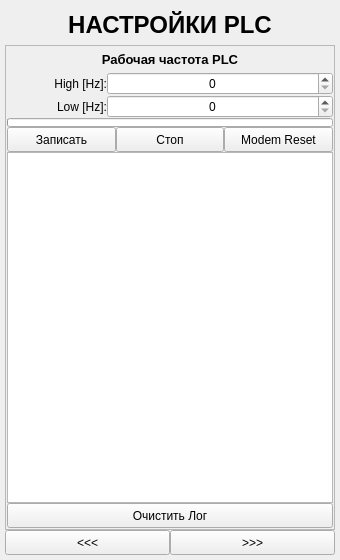
First picture: the form in ANDROID_FORMS/plc_settings_form.ui, repository DavidSiegman/PLC_RF_Configurator, before the edit.
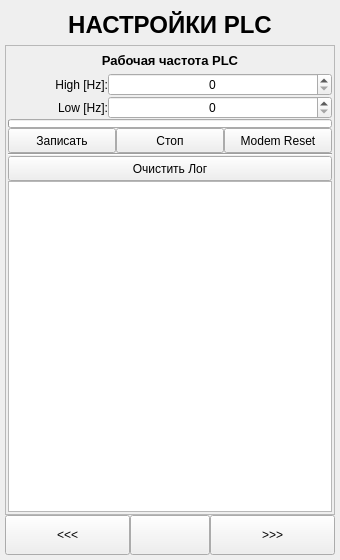
Second picture: the form after the edit. Icons and pictures are not drawn.

What changed in the file:
```diff
--- a/ANDROID_FORMS/plc_settings_form.ui
+++ b/ANDROID_FORMS/plc_settings_form.ui
@@ -73,7 +73,7 @@
         <x>0</x>
         <y>0</y>
         <width>328</width>
-        <height>481</height>
+        <height>466</height>
        </rect>
       </property>
       <layout class="QVBoxLayout" name="verticalLayout">
@@ -81,16 +81,16 @@
         <number>0</number>
        </property>
        <property name="leftMargin">
-        <number>1</number>
+        <number>2</number>
        </property>
        <property name="topMargin">
-        <number>1</number>
+        <number>2</number>
        </property>
        <property name="rightMargin">
-        <number>1</number>
+        <number>2</number>
        </property>
        <property name="bottomMargin">
-        <number>1</number>
+        <number>2</number>
        </property>
        <item>
         <widget class="QLabel" name="label_58">
@@ -378,6 +378,31 @@
          </item>
         </layout>
        </item>
+       <item>
+        <widget class="Line" name="line">
+         <property name="orientation">
+          <enum>Qt::Horizontal</enum>
+         </property>
+        </widget>
+       </item>
+       <item>
+        <widget class="QPushButton" name="ClearConsole">
+         <property name="minimumSize">
+          <size>
+           <width>0</width>
+           <height>25</height>
+          </size>
+         </property>
+         <property name="font">
+          <font>
+           <family>Microsoft YaHei UI</family>
+          </font>
+         </property>
+         <property name="text">
+          <string>Очистить Лог</string>
+         </property>
+        </widget>
+       </item>
        <item>
         <widget class="QPlainTextEdit" name="console">
          <property name="minimumSize">
@@ -394,24 +419,6 @@
          </property>
         </widget>
        </item>
-       <item>
-        <widget class="QPushButton" name="ClearConsole">
-         <property name="minimumSize">
-          <size>
-           <width>0</width>
-           <height>25</height>
-          </size>
-         </property>
-         <property name="font">
-          <font>
-           <family>Microsoft YaHei UI</family>
-          </font>
-         </property>
-         <property name="text">
-          <string>Очистить Лог</string>
-         </property>
-        </widget>
-       </item>
       </layout>
      </widget>
     </widget>
@@ -440,6 +447,44 @@
        </property>
       </widget>
      </item>
+     <item>
+      <widget class="QPushButton" name="btnSettings">
+       <property name="sizePolicy">
+        <sizepolicy hsizetype="Minimum" vsizetype="Minimum">
+         <horstretch>0</horstretch>
+         <verstretch>0</verstretch>
+        </sizepolicy>
+       </property>
+       <property name="minimumSize">
+        <size>
+         <width>40</width>
+         <height>40</height>
+        </size>
+       </property>
+       <property name="maximumSize">
+        <size>
+         <width>80</width>
+         <height>16777215</height>
+        </size>
+       </property>
+       <property name="styleSheet">
+        <string notr="true"/>
+       </property>
+       <property name="text">
+        <string/>
+       </property>
+       <property name="icon">
+        <iconset resource="../RESOURCES/images.qrc">
+         <normaloff>:/new/icons/images/Settings.png</normaloff>:/new/icons/images/Settings.png</iconset>
+       </property>
+       <property name="iconSize">
+        <size>
+         <width>30</width>
+         <height>30</height>
+        </size>
+       </property>
+      </widget>
+     </item>
      <item>
       <widget class="QPushButton" name="Next">
        <property name="sizePolicy">
```
Left out of the diff: 4 changed lines with no effect on the pictures.
